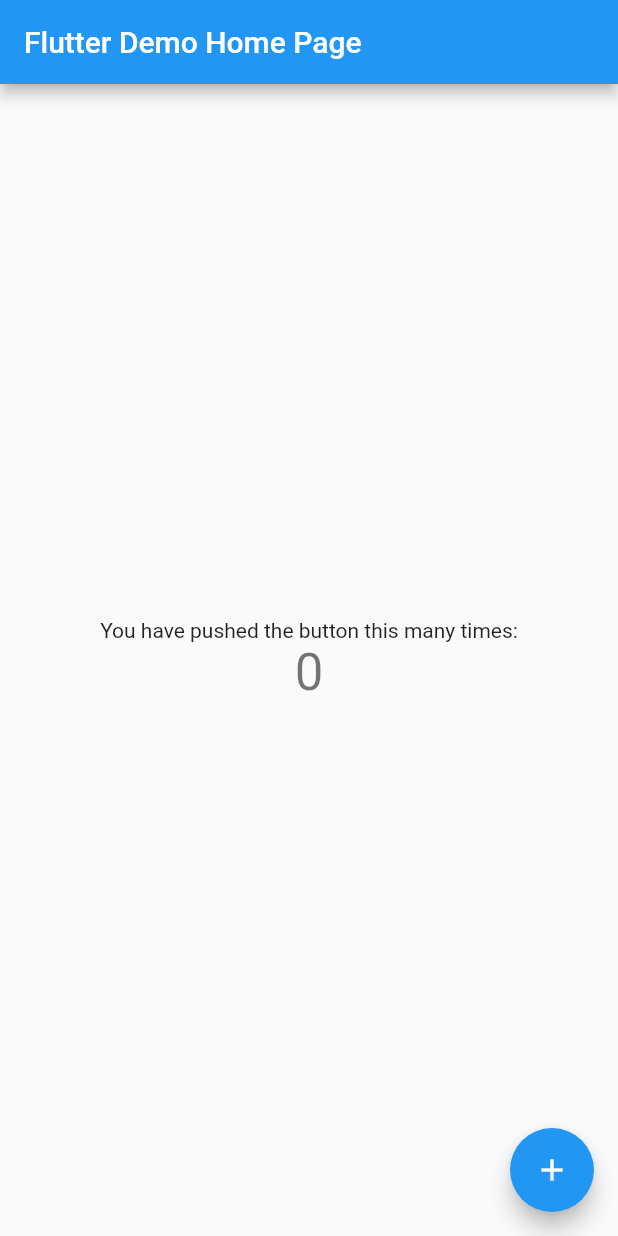
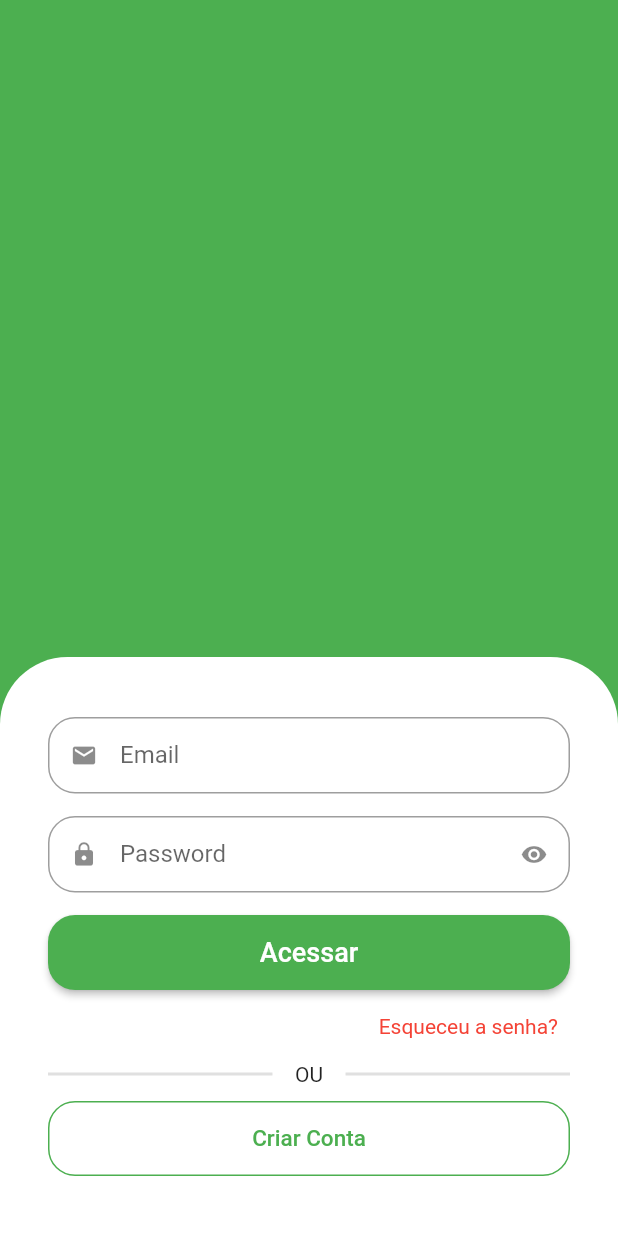
Before and after one commit to glesiosantos/greengrocer, a Flutter app: the screen it shows after launch, on a phone screen of 412 x 824 dp. Run offline on Flutter 3.47's test engine with Material 2 defaults, Android fonts, the phone set to English and light mode, and no system bars.

Commit message:
finalizando o formulario do Sign In

```diff
--- a/lib/main.dart
+++ b/lib/main.dart
@@ -1,8 +1,8 @@
 import 'package:flutter/material.dart';
 
-void main() {
-  runApp(const MyApp());
-}
+import 'src/auth/sign_in_screen.dart';
+
+void main() => runApp(const MyApp());
 
 class MyApp extends StatelessWidget {
   const MyApp({super.key});
@@ -12,104 +12,11 @@ class MyApp extends StatelessWidget {
   Widget build(BuildContext context) {
     return MaterialApp(
       title: 'Flutter Demo',
+      debugShowCheckedModeBanner: false,
       theme: ThemeData(
-        // This is the theme of your application.
-        //
-        // Try running your application with "flutter run". You'll see the
-        // application has a blue toolbar. Then, without quitting the app, try
-        // changing the primarySwatch below to Colors.green and then invoke
-        // "hot reload" (press "r" in the console where you ran "flutter run",
-        // or simply save your changes to "hot reload" in a Flutter IDE).
-        // Notice that the counter didn't reset back to zero; the application
-        // is not restarted.
-        primarySwatch: Colors.blue,
+        primarySwatch: Colors.green,
       ),
-      home: const MyHomePage(title: 'Flutter Demo Home Page'),
+      home: const SignInScreen(),
     );
   }
 }
-
-class MyHomePage extends StatefulWidget {
-  const MyHomePage({super.key, required this.title});
-
-  // This widget is the home page of your application. It is stateful, meaning
-  // that it has a State object (defined below) that contains fields that affect
-  // how it looks.
-
-  // This class is the configuration for the state. It holds the values (in this
-  // case the title) provided by the parent (in this case the App widget) and
-  // used by the build method of the State. Fields in a Widget subclass are
-  // always marked "final".
-
-  final String title;
-
-  @override
-  State<MyHomePage> createState() => _MyHomePageState();
-}
-
-class _MyHomePageState extends State<MyHomePage> {
-  int _counter = 0;
-
-  void _incrementCounter() {
-    setState(() {
-      // This call to setState tells the Flutter framework that something has
-      // changed in this State, which causes it to rerun the build method below
-      // so that the display can reflect the updated values. If we changed
-      // _counter without calling setState(), then the build method would not be
-      // called again, and so nothing would appear to happen.
-      _counter++;
-    });
-  }
-
-  @override
-  Widget build(BuildContext context) {
-    // This method is rerun every time setState is called, for instance as done
-    // by the _incrementCounter method above.
-    //
-    // The Flutter framework has been optimized to make rerunning build methods
-    // fast, so that you can just rebuild anything that needs updating rather
-    // than having to individually change instances of widgets.
-    return Scaffold(
-      appBar: AppBar(
-        // Here we take the value from the MyHomePage object that was created by
-        // the App.build method, and use it to set our appbar title.
-        title: Text(widget.title),
-      ),
-      body: Center(
-        // Center is a layout widget. It takes a single child and positions it
-        // in the middle of the parent.
-        child: Column(
-          // Column is also a layout widget. It takes a list of children and
-          // arranges them vertically. By default, it sizes itself to fit its
-          // children horizontally, and tries to be as tall as its parent.
-          //
-          // Invoke "debug painting" (press "p" in the console, choose the
-          // "Toggle Debug Paint" action from the Flutter Inspector in Android
-          // Studio, or the "Toggle Debug Paint" command in Visual Studio Code)
-          // to see the wireframe for each widget.
-          //
-          // Column has various properties to control how it sizes itself and
-          // how it positions its children. Here we use mainAxisAlignment to
-          // center the children vertically; the main axis here is the vertical
-          // axis because Columns are vertical (the cross axis would be
-          // horizontal).
-          mainAxisAlignment: MainAxisAlignment.center,
-          children: <Widget>[
-            const Text(
-              'You have pushed the button this many times:',
-            ),
-            Text(
-              '$_counter',
-              style: Theme.of(context).textTheme.headlineMedium,
-            ),
-          ],
-        ),
-      ),
-      floatingActionButton: FloatingActionButton(
-        onPressed: _incrementCounter,
-        tooltip: 'Increment',
-        child: const Icon(Icons.add),
-      ), // This trailing comma makes auto-formatting nicer for build methods.
-    );
-  }
-}
--- /dev/null
+++ b/lib/src/auth/sign_in_screen.dart
@@ -0,0 +1,101 @@
+import 'package:flutter/material.dart';
+import 'package:greengrocer/src/custom/custom_text_field_form.dart';
+
+class SignInScreen extends StatelessWidget {
+  const SignInScreen({super.key});
+
+  @override
+  Widget build(BuildContext context) {
+    return Scaffold(
+      backgroundColor: Colors.green,
+      body: Column(
+        children: [
+          Expanded(
+            child: Container(
+              color: Colors.green,
+            ),
+          ),
+          Container(
+            padding: const EdgeInsets.symmetric(horizontal: 32, vertical: 40),
+            decoration: const BoxDecoration(
+                color: Colors.white,
+                borderRadius: BorderRadius.vertical(top: Radius.circular(45))),
+            child: Column(
+              crossAxisAlignment: CrossAxisAlignment.stretch,
+              children: [
+                const CustomTextFieldForm(
+                    iconInput: Icons.email, labelInput: 'Email'),
+                const CustomTextFieldForm(
+                  iconInput: Icons.lock,
+                  labelInput: 'Password',
+                  isSecret: true,
+                ),
+                SizedBox(
+                  height: 50,
+                  child: ElevatedButton(
+                    style: ElevatedButton.styleFrom(
+                        shape: RoundedRectangleBorder(
+                            borderRadius: BorderRadius.circular(18))),
+                    onPressed: () {},
+                    child: const Text(
+                      'Acessar',
+                      style: TextStyle(fontSize: 18),
+                    ),
+                  ),
+                ),
+                Align(
+                  alignment: Alignment.centerRight,
+                  child: TextButton(
+                    onPressed: () {},
+                    child: const Text(
+                      'Esqueceu a senha?',
+                      style: TextStyle(
+                          color: Colors.red, fontWeight: FontWeight.normal),
+                    ),
+                  ),
+                ),
+                Padding(
+                  padding: const EdgeInsets.only(bottom: 10),
+                  child: Row(
+                    children: [
+                      Expanded(
+                        child: Divider(
+                          height: 10,
+                          color: Colors.grey.shade300,
+                          thickness: 2,
+                        ),
+                      ),
+                      const Padding(
+                          padding: EdgeInsets.symmetric(horizontal: 15),
+                          child: Text('OU')),
+                      Expanded(
+                        child: Divider(
+                          height: 10,
+                          color: Colors.grey.shade300,
+                          thickness: 2,
+                        ),
+                      )
+                    ],
+                  ),
+                ),
+                SizedBox(
+                  height: 50,
+                  child: OutlinedButton(
+                      style: OutlinedButton.styleFrom(
+                          side: const BorderSide(width: 1, color: Colors.green),
+                          shape: RoundedRectangleBorder(
+                              borderRadius: BorderRadius.circular(18))),
+                      onPressed: () {},
+                      child: const Text(
+                        'Criar Conta',
+                        style: TextStyle(fontSize: 15),
+                      )),
+                )
+              ],
+            ),
+          )
+        ],
+      ),
+    );
+  }
+}
--- /dev/null
+++ b/lib/src/custom/custom_text_field_form.dart
@@ -0,0 +1,52 @@
+import 'package:flutter/material.dart';
+
+class CustomTextFieldForm extends StatefulWidget {
+  final IconData iconInput;
+  final String labelInput;
+  final bool isSecret;
+
+  const CustomTextFieldForm(
+      {super.key,
+      required this.iconInput,
+      required this.labelInput,
+      this.isSecret = false});
+
+  @override
+  State<CustomTextFieldForm> createState() => _CustomTextFieldFormState();
+}
+
+class _CustomTextFieldFormState extends State<CustomTextFieldForm> {
+  bool isObscureText = false;
+
+  @override
+  void initState() {
+    isObscureText = widget.isSecret;
+    super.initState();
+  }
+
+  @override
+  Widget build(BuildContext context) {
+    return Padding(
+      padding: const EdgeInsets.only(bottom: 15),
+      child: TextFormField(
+        obscureText: isObscureText,
+        decoration: InputDecoration(
+          labelText: widget.labelInput,
+          prefixIcon: Icon(widget.iconInput),
+          suffixIcon: widget.isSecret
+              ? IconButton(
+                  onPressed: () {
+                    setState(() {
+                      isObscureText = !isObscureText;
+                    });
+                  },
+                  icon: Icon(
+                      isObscureText ? Icons.visibility : Icons.visibility_off))
+              : null,
+          isDense: true,
+          border: OutlineInputBorder(borderRadius: BorderRadius.circular(18)),
+        ),
+      ),
+    );
+  }
+}
```
